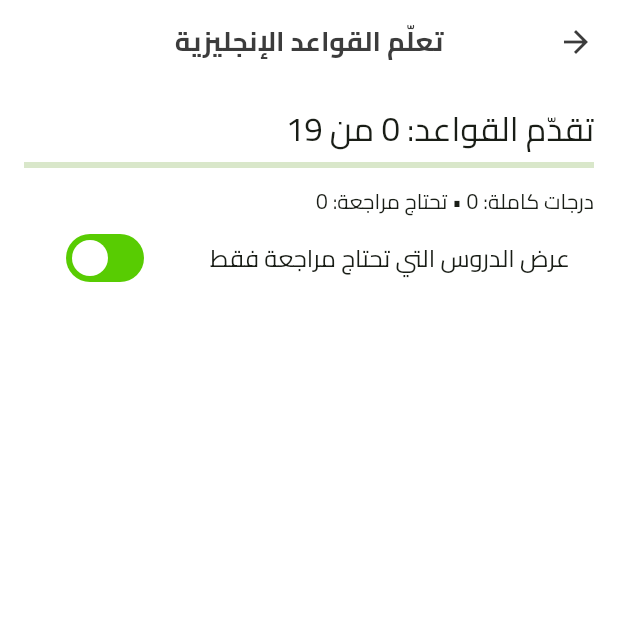
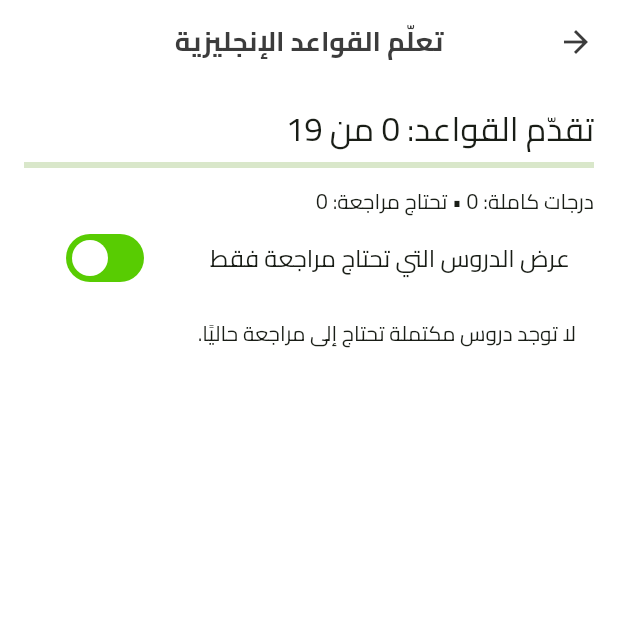
Before and after one commit to MohammedEmad333/app, a Flutter app: the GrammarLessonsScreen screen opened directly, after a tap on "عرض الدروس التي تحتاج مراجعة فقط", on a phone screen of 412 x 824 dp, the top half of it. Run offline on Flutter 3.47's test engine with Material 3 defaults, Android fonts, the phone set to English and light mode, and no system bars; our stand-ins replace audioplayers, confetti, equatable, flutter_bloc, flutter_tts, hive_flutter and 1 more; accounts and stored records are empty.

Commit message:
Add one-tap weakest grammar lesson review (#103)
* Add one-tap focused review of weakest grammar topic

* Test one-tap grammar revision navigation

* Move Hive file I/O outside fake-async widget test to avoid timeout

```diff
--- a/lib/features/grammar/grammar_lessons_screen.dart
+++ b/lib/features/grammar/grammar_lessons_screen.dart
@@ -157,6 +157,26 @@ class _GrammarLessonsScreenState extends State<GrammarLessonsScreen> {
                 value: _reviewOnly,
                 onChanged: (value) => setState(() => _reviewOnly = value),
               ),
+              if (store.reviewNeededCount(grammarTopics.map((t) => t.title)) > 0)
+                FilledButton.icon(
+                  icon: const Icon(Icons.school_rounded),
+                  label: const Text('ابدأ مراجعة أضعف قاعدة'),
+                  onPressed: () async {
+                    final title = store.prioritizedReviewTopics(
+                      grammarTopics.map((t) => t.title)).first;
+                    final topic = grammarTopics.firstWhere((t) => t.title == title);
+                    await Navigator.of(context).push(MaterialPageRoute(
+                      builder: (_) => GrammarDetailScreen(topic: topic),
+                    ));
+                    if (mounted) await _refresh();
+                  },
+                ),
+              if (_reviewOnly && store.reviewNeededCount(
+                  grammarTopics.map((t) => t.title)) == 0)
+                const Padding(
+                  padding: EdgeInsets.all(12),
+                  child: Text('لا توجد دروس مكتملة تحتاج إلى مراجعة حاليًا.'),
+                ),
               const SizedBox(height: 16),
             ] else if (snapshot.hasError)
               const Text('يمكنك متابعة الدروس؛ تعذّر قراءة التقدم المحفوظ.'),
```
Also changed, not shown: 1 other file.
